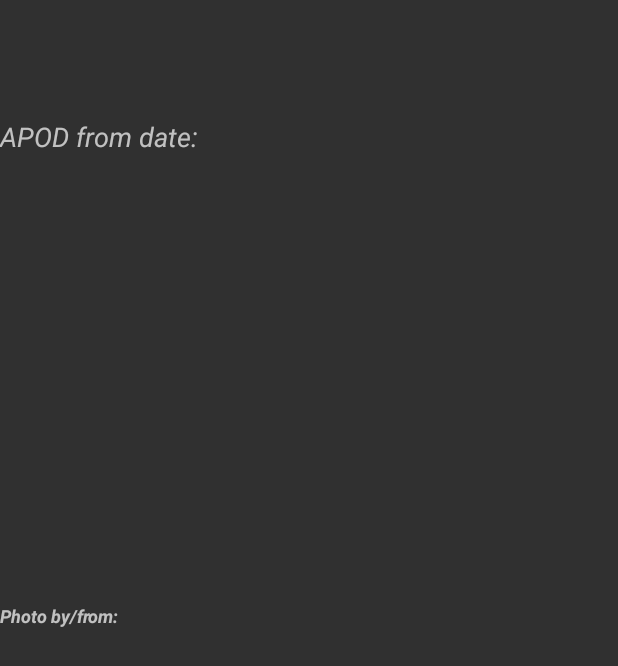
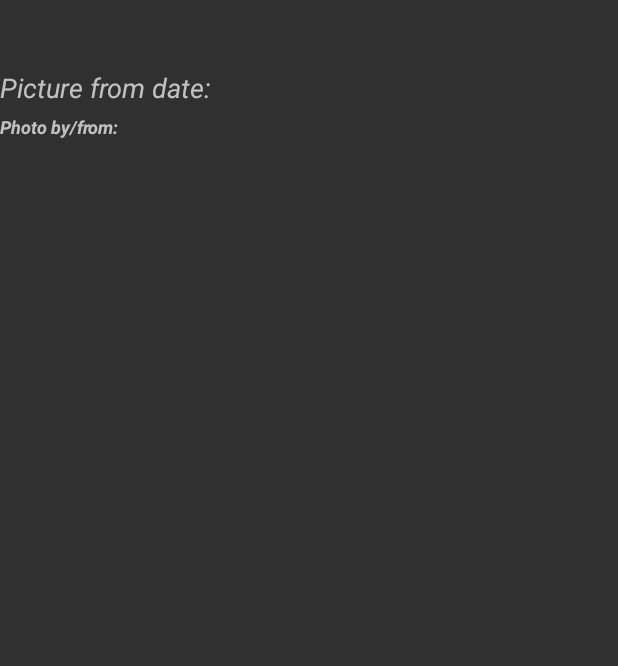
Before and after one commit to arnaugonzalez/learning-Android-1-spa, an Android app: the layout layout_apod.xml on its own in the app's theme, with its tools: preview values and no code run, on a phone screen of 412 x 824 dp. Shown: the top 666 px of the screen. Run offline under Robolectric (Android 15) with nearby library versions, the phone set to English and light mode, and no system bars.

```diff
--- a/app/src/main/res/layout/layout_apod.xml
+++ b/app/src/main/res/layout/layout_apod.xml
@@ -4,7 +4,8 @@
     xmlns:tools="http://schemas.android.com/tools"
     android:layout_width="fill_parent"
     android:layout_height="fill_parent"
-    android:orientation="vertical" >
+    android:orientation="vertical"
+    android:id="@+id/lAPOD_mainRelative">
 
     <TextView
         android:id="@+id/title_APOD"
@@ -14,16 +15,16 @@
         android:layout_centerHorizontal="true"
         android:textSize="30sp"
         android:textStyle="bold" />
-
     <TextView
         android:id="@+id/date_Ref"
         android:layout_width="wrap_content"
         android:layout_height="wrap_content"
         android:layout_below="@+id/title_APOD"
-        android:layout_marginTop="38dp"
+        android:layout_marginTop="5dp"
         android:text="@string/dateRef"
         android:textSize="18sp"
-        android:textStyle="italic"/>
+        android:textStyle="italic"
+        android:layout_marginBottom="5dp"/>
 
     <TextView
         android:id="@+id/date_APOD"
@@ -38,17 +39,17 @@
     <ScrollView
         android:layout_width="wrap_content"
         android:layout_height="wrap_content"
+        android:layout_below="@+id/date_Ref"
         android:id="@+id/scrollView2">
         <RelativeLayout
             android:layout_width="fill_parent"
             android:layout_height="wrap_content">
-
             <ImageView
                 android:id="@+id/url_APOD"
-                android:layout_width="400dp"
-                android:layout_height="400dp"
-                android:layout_alignParentTop="true"
-                android:layout_centerHorizontal="true" />
+                android:layout_width="fill_parent"
+                android:layout_height="wrap_content"
+                android:layout_centerHorizontal="true"
+                android:background="#242424"/>
             <TextView
                 android:id="@+id/copyright_Ref"
                 android:text="@string/copyrightRef"
@@ -56,21 +57,24 @@
                 android:layout_height="wrap_content"
                 android:layout_below="@+id/url_APOD"
                 android:layout_alignStart="@+id/url_APOD"
-                android:paddingTop="2dp"
                 android:textSize="12sp"
                 android:textStyle="italic|bold" />
             <TextView
                 android:id="@+id/copyright_APOD"
                 android:layout_width="wrap_content"
                 android:layout_height="wrap_content"
-                android:paddingTop="5dp"
+                android:paddingTop="3dp"
                 android:textSize="12sp"
-                android:textStyle="italic"/>
+                android:textStyle="italic" />
             <TextView
                 android:id="@+id/explanation_APOD"
                 android:layout_width="wrap_content"
                 android:layout_height="wrap_content"
-                android:textSize="14sp"
+                android:layout_below="@+id/copyright_Ref"
+                android:layout_marginTop="5dp"
+                android:layout_marginStart="6dp"
+                android:layout_marginEnd="6dp"
+                android:textSize="16sp"
                 android:justificationMode="inter_word"
                 tools:targetApi="o" />
         </RelativeLayout>
--- a/app/src/main/res/values/strings.xml
+++ b/app/src/main/res/values/strings.xml
@@ -11,9 +11,10 @@
     <string name="subtitle1">And much more…</string>
     <string name="leaderboardTB">Leaderboard</string>
     <string name="add_scoreTB">Add your score</string>
-    <string name="apod_dataTB">current APOD Data</string>
-    <string name="dateRef">APOD from date: </string>
+    <string name="apod_dataTB">current A.P.O.D. Data</string>
+    <string name="dateRef">"Picture from date:  "</string>
     <string name="copyrightRef">Photo by/from: </string>
     <string name="dateDialogT">Date picker</string>
+    <string name="dialogPOSITIVE">Replace the black hole with this!</string>
 
 </resources>
```
Also changed, not shown: app/src/main/java/arnau/test1/MainActivity.java (+12 -10 lines), 1 other file.
